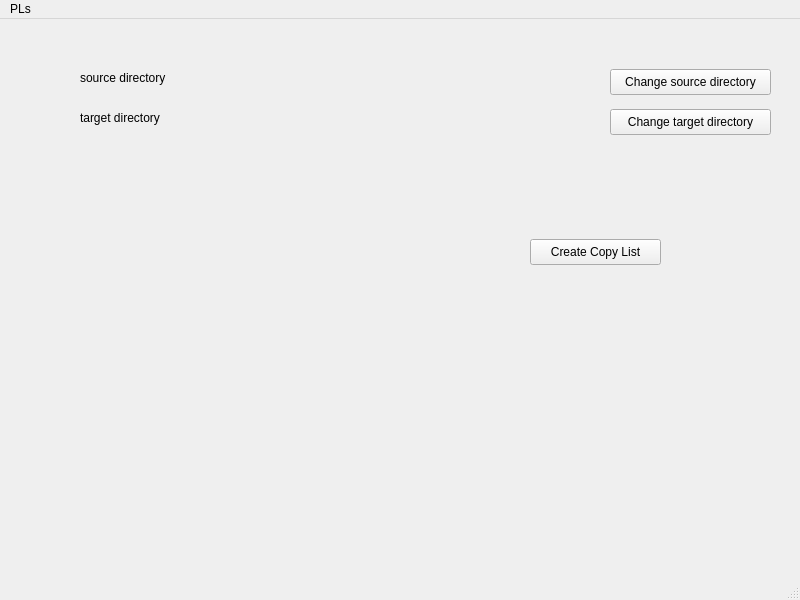
The window that mainwindow.ui (hansdampfinger666/randMP3filler2) describes before a commit, drawn with Qt 5.
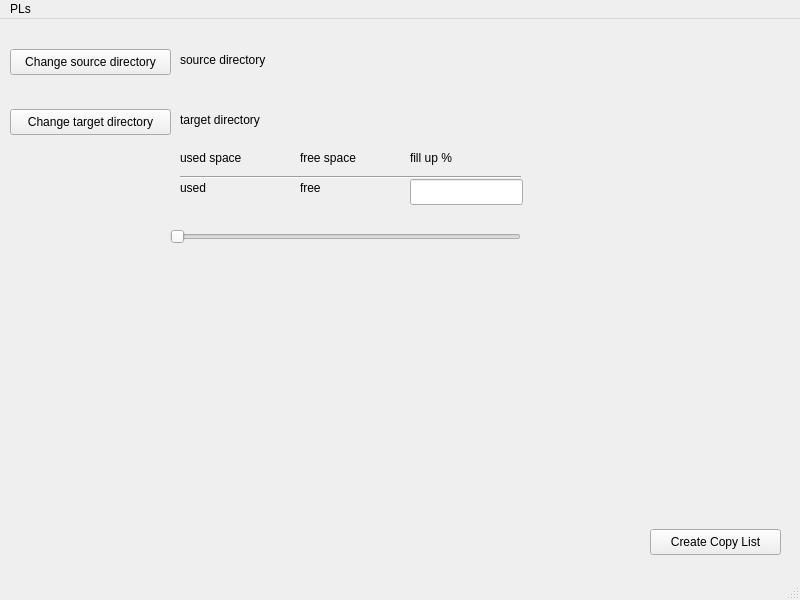
The same window after the commit.

Diff of the .ui file:
```diff
--- a/mainwindow.ui
+++ b/mainwindow.ui
@@ -17,10 +17,10 @@
    <widget class="QLabel" name="lbl_source">
     <property name="geometry">
      <rect>
-      <x>80</x>
-      <y>50</y>
+      <x>180</x>
+      <y>30</y>
       <width>371</width>
-      <height>18</height>
+      <height>21</height>
      </rect>
     </property>
     <property name="text">
@@ -30,10 +30,10 @@
    <widget class="QLabel" name="lbl_target">
     <property name="geometry">
      <rect>
-      <x>80</x>
+      <x>180</x>
       <y>90</y>
       <width>401</width>
-      <height>18</height>
+      <height>21</height>
      </rect>
     </property>
     <property name="text">
@@ -43,8 +43,8 @@
    <widget class="QPushButton" name="pb_chg_source_dir">
     <property name="geometry">
      <rect>
-      <x>610</x>
-      <y>50</y>
+      <x>10</x>
+      <y>30</y>
       <width>161</width>
       <height>26</height>
      </rect>
@@ -56,7 +56,7 @@
    <widget class="QPushButton" name="pb_chg_target_dir">
     <property name="geometry">
      <rect>
-      <x>610</x>
+      <x>10</x>
       <y>90</y>
       <width>161</width>
       <height>26</height>
@@ -69,8 +69,8 @@
    <widget class="QPushButton" name="pb_crt_copy_list">
     <property name="geometry">
      <rect>
-      <x>530</x>
-      <y>220</y>
+      <x>650</x>
+      <y>510</y>
       <width>131</width>
       <height>26</height>
      </rect>
@@ -79,6 +79,110 @@
      <string>Create Copy List</string>
     </property>
    </widget>
+   <widget class="QLabel" name="lbl_used_space">
+    <property name="geometry">
+     <rect>
+      <x>180</x>
+      <y>130</y>
+      <width>71</width>
+      <height>18</height>
+     </rect>
+    </property>
+    <property name="text">
+     <string>used space</string>
+    </property>
+   </widget>
+   <widget class="QLabel" name="used">
+    <property name="geometry">
+     <rect>
+      <x>180</x>
+      <y>160</y>
+      <width>58</width>
+      <height>18</height>
+     </rect>
+    </property>
+    <property name="text">
+     <string>used</string>
+    </property>
+   </widget>
+   <widget class="QLabel" name="lbl_free_space">
+    <property name="geometry">
+     <rect>
+      <x>300</x>
+      <y>130</y>
+      <width>81</width>
+      <height>18</height>
+     </rect>
+    </property>
+    <property name="text">
+     <string>free space</string>
+    </property>
+   </widget>
+   <widget class="Line" name="line">
+    <property name="geometry">
+     <rect>
+      <x>180</x>
+      <y>150</y>
+      <width>341</width>
+      <height>16</height>
+     </rect>
+    </property>
+    <property name="orientation">
+     <enum>Qt::Horizontal</enum>
+    </property>
+   </widget>
+   <widget class="QLabel" name="lbl_prc_fill_up">
+    <property name="geometry">
+     <rect>
+      <x>410</x>
+      <y>130</y>
+      <width>81</width>
+      <height>18</height>
+     </rect>
+    </property>
+    <property name="text">
+     <string>fill up %</string>
+    </property>
+   </widget>
+   <widget class="QLabel" name="free">
+    <property name="geometry">
+     <rect>
+      <x>300</x>
+      <y>160</y>
+      <width>58</width>
+      <height>18</height>
+     </rect>
+    </property>
+    <property name="text">
+     <string>free</string>
+    </property>
+   </widget>
+   <widget class="QLineEdit" name="edit_prc_fill_up">
+    <property name="geometry">
+     <rect>
+      <x>410</x>
+      <y>160</y>
+      <width>113</width>
+      <height>26</height>
+     </rect>
+    </property>
+   </widget>
+   <widget class="QSlider" name="sld_prc_fill_up">
+    <property name="geometry">
+     <rect>
+      <x>170</x>
+      <y>210</y>
+      <width>351</width>
+      <height>16</height>
+     </rect>
+    </property>
+    <property name="orientation">
+     <enum>Qt::Horizontal</enum>
+    </property>
+    <property name="invertedAppearance">
+     <bool>false</bool>
+    </property>
+   </widget>
   </widget>
   <widget class="QStatusBar" name="statusbar"/>
   <widget class="QMenuBar" name="menubar">
```
